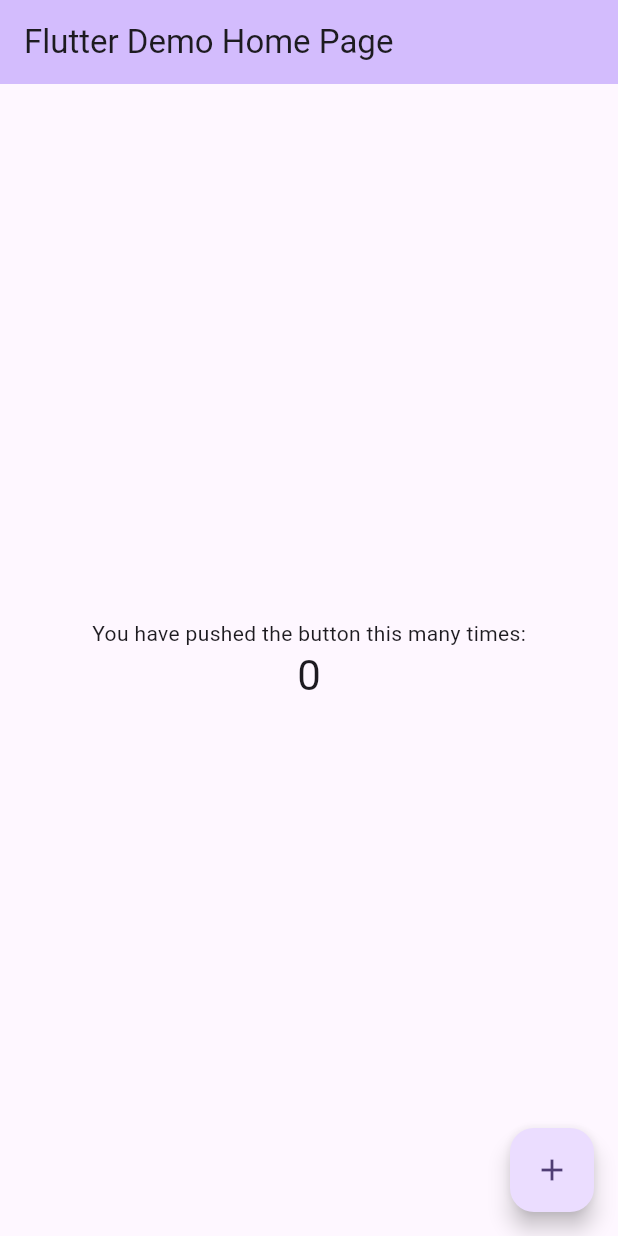
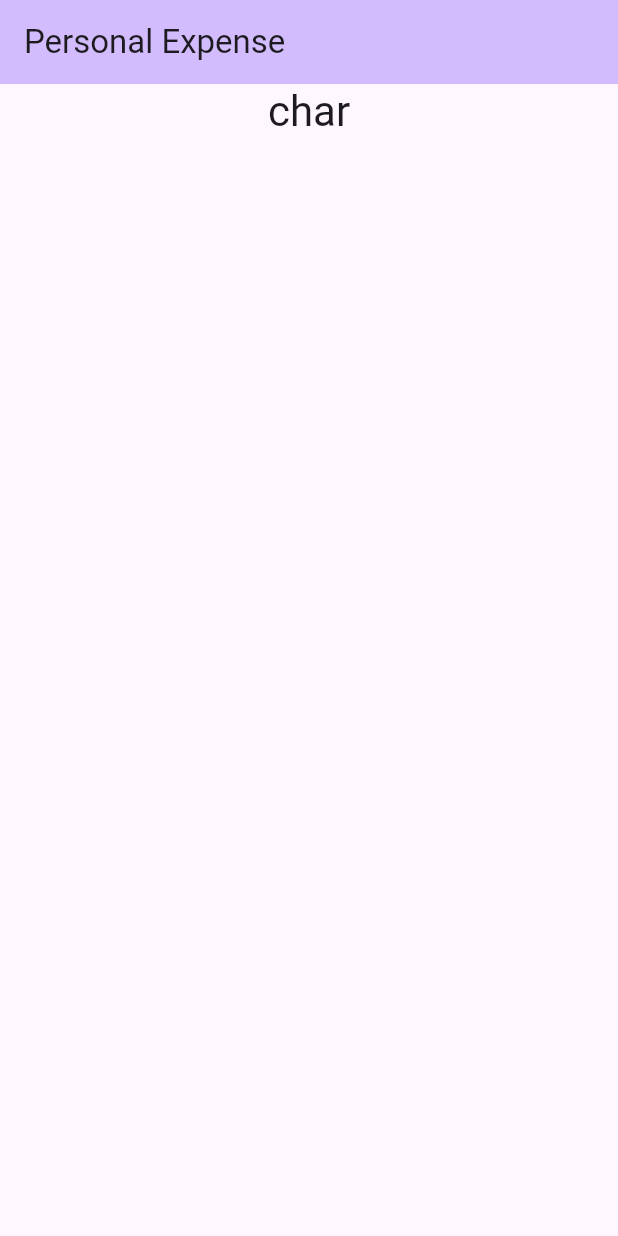
Before and after one commit to kuinfu/flutter-complete-guide, a Flutter app: the screen it shows after launch, on a phone screen of 412 x 824 dp. Run offline on Flutter 3.47's test engine with Material 2 defaults, Android fonts, the phone set to English and light mode, and no system bars.

Commit message:
初始化模板

```diff
--- a/personal_expenses/lib/main.dart
+++ b/personal_expenses/lib/main.dart
@@ -7,119 +7,43 @@ void main() {
 class MyApp extends StatelessWidget {
   const MyApp({super.key});
 
-  // This widget is the root of your application.
   @override
   Widget build(BuildContext context) {
     return MaterialApp(
-      title: 'Flutter Demo',
+      title: 'Personal Expenses',
       theme: ThemeData(
-        // This is the theme of your application.
-        //
-        // TRY THIS: Try running your application with "flutter run". You'll see
-        // the application has a blue toolbar. Then, without quitting the app,
-        // try changing the seedColor in the colorScheme below to Colors.green
-        // and then invoke "hot reload" (save your changes or press the "hot
-        // reload" button in a Flutter-supported IDE, or press "r" if you used
-        // the command line to start the app).
-        //
-        // Notice that the counter didn't reset back to zero; the application
-        // state is not lost during the reload. To reset the state, use hot
-        // restart instead.
-        //
-        // This works for code too, not just values: Most code changes can be
-        // tested with just a hot reload.
         colorScheme: ColorScheme.fromSeed(seedColor: Colors.deepPurple),
         useMaterial3: true,
       ),
-      home: const MyHomePage(title: 'Flutter Demo Home Page'),
+      home: const MyHomePage(title: 'Personal Expense'),
     );
   }
 }
 
-class MyHomePage extends StatefulWidget {
+class MyHomePage extends StatelessWidget {
   const MyHomePage({super.key, required this.title});
-
-  // This widget is the home page of your application. It is stateful, meaning
-  // that it has a State object (defined below) that contains fields that affect
-  // how it looks.
-
-  // This class is the configuration for the state. It holds the values (in this
-  // case the title) provided by the parent (in this case the App widget) and
-  // used by the build method of the State. Fields in a Widget subclass are
-  // always marked "final".
 
   final String title;
 
   @override
-  State<MyHomePage> createState() => _MyHomePageState();
-}
-
-class _MyHomePageState extends State<MyHomePage> {
-  int _counter = 0;
-
-  void _incrementCounter() {
-    setState(() {
-      // This call to setState tells the Flutter framework that something has
-      // changed in this State, which causes it to rerun the build method below
-      // so that the display can reflect the updated values. If we changed
-      // _counter without calling setState(), then the build method would not be
-      // called again, and so nothing would appear to happen.
-      _counter++;
-    });
-  }
-
-  @override
   Widget build(BuildContext context) {
-    // This method is rerun every time setState is called, for instance as done
-    // by the _incrementCounter method above.
-    //
-    // The Flutter framework has been optimized to make rerunning build methods
-    // fast, so that you can just rebuild anything that needs updating rather
-    // than having to individually change instances of widgets.
     return Scaffold(
       appBar: AppBar(
-        // TRY THIS: Try changing the color here to a specific color (to
-        // Colors.amber, perhaps?) and trigger a hot reload to see the AppBar
-        // change color while the other colors stay the same.
         backgroundColor: Theme.of(context).colorScheme.inversePrimary,
         // Here we take the value from the MyHomePage object that was created by
         // the App.build method, and use it to set our appbar title.
-        title: Text(widget.title),
+        title: Text(title),
       ),
       body: Center(
-        // Center is a layout widget. It takes a single child and positions it
-        // in the middle of the parent.
         child: Column(
-          // Column is also a layout widget. It takes a list of children and
-          // arranges them vertically. By default, it sizes itself to fit its
-          // children horizontally, and tries to be as tall as its parent.
-          //
-          // Column has various properties to control how it sizes itself and
-          // how it positions its children. Here we use mainAxisAlignment to
-          // center the children vertically; the main axis here is the vertical
-          // axis because Columns are vertical (the cross axis would be
-          // horizontal).
-          //
-          // TRY THIS: Invoke "debug painting" (choose the "Toggle Debug Paint"
-          // action in the IDE, or press "p" in the console), to see the
-          // wireframe for each widget.
-          mainAxisAlignment: MainAxisAlignment.center,
-          children: <Widget>[
-            const Text(
-              'You have pushed the button this many times:',
-            ),
+          children: [
             Text(
-              '$_counter',
+              'char',
               style: Theme.of(context).textTheme.headlineMedium,
             ),
           ],
         ),
       ),
-      floatingActionButton: FloatingActionButton(
-        onPressed: _incrementCounter,
-        tooltip: 'Increment',
-        child: const Icon(Icons.add),
-      ), // This trailing comma makes auto-formatting nicer for build methods.
     );
   }
 }
```
